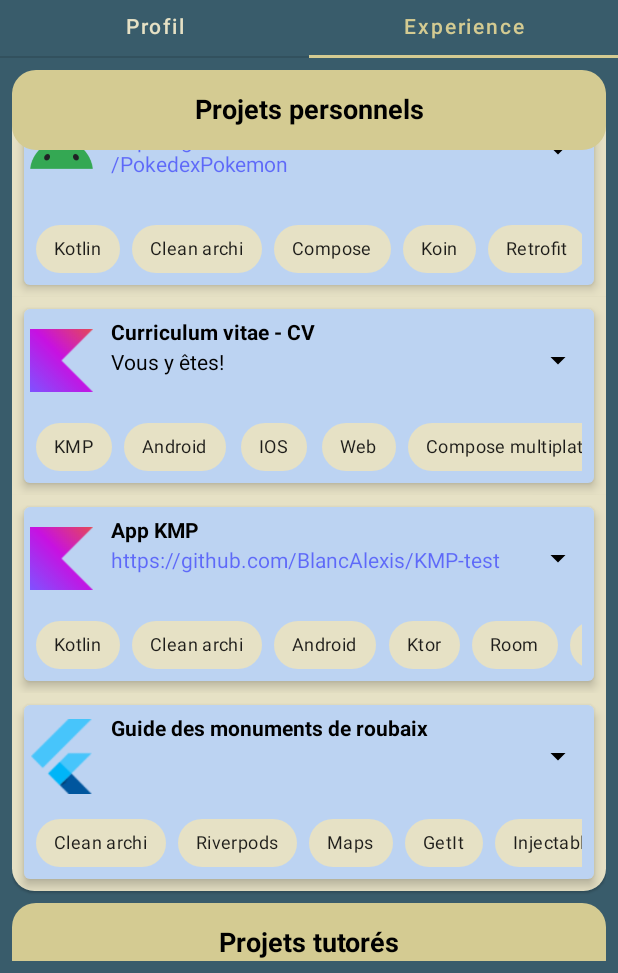
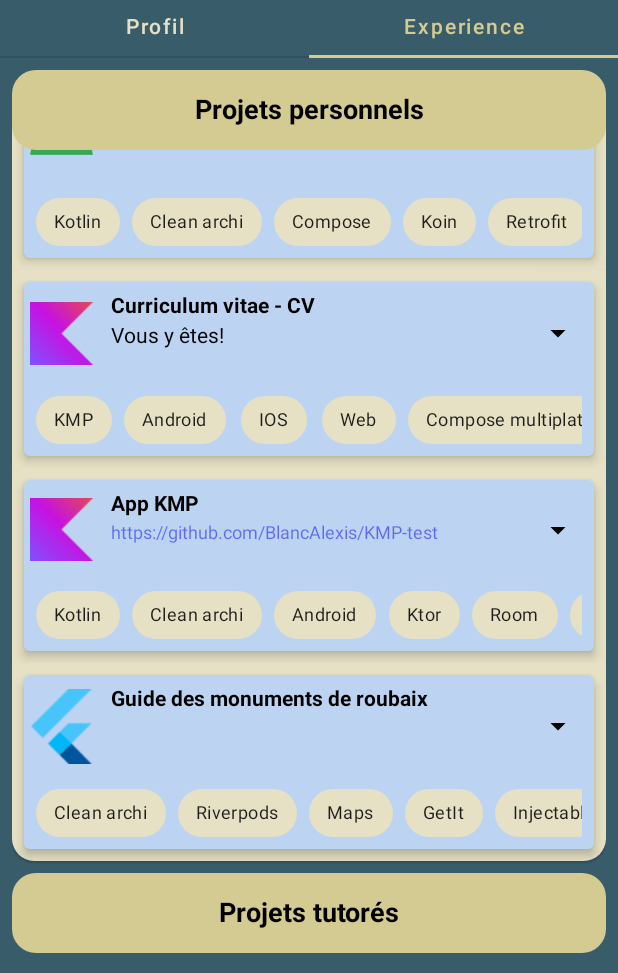
Before and after one commit to BlancAlexis/BlancAlexis.github.io, an Android app built with Jetpack Compose: the screen it shows after launch (MainActivity), tab 2 chosen, scrolled down 415 dp, on a phone screen of 412 x 824 dp, the part 263-1236 px from its top. Run offline under Robolectric (Android 15) with nearby library versions, the phone set to English and light mode, and no system bars; our stand-ins replace Compose Multiplatform resources.

Commit message:
build js

```diff
--- a/composeApp/src/commonMain/kotlin/fr/balexis/cv/component/CustomListItem.kt
+++ b/composeApp/src/commonMain/kotlin/fr/balexis/cv/component/CustomListItem.kt
@@ -105,7 +105,8 @@ fun CustomListItem(
                             color = Color.Blue.copy(0.5F),
                             modifier = Modifier.clickable {
                                 onEvent(itemUiState.secondaryText)
-                            }
+                            },
+                            fontSize = 12.sp,
                         )
                     }else{
                         Text(
```
Also changed, not shown: 1 other file.
